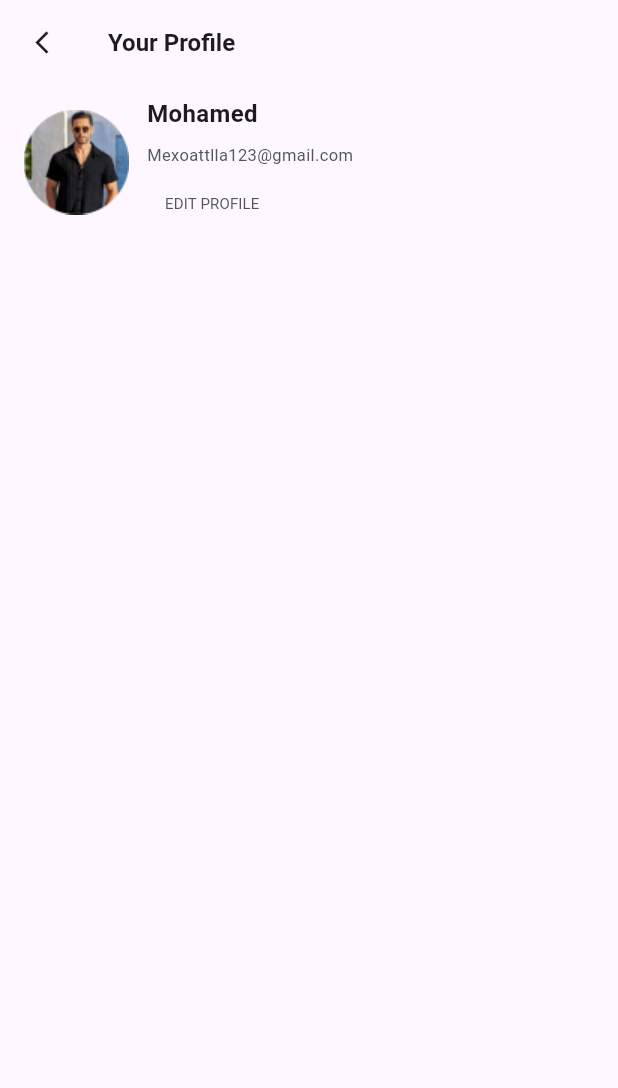
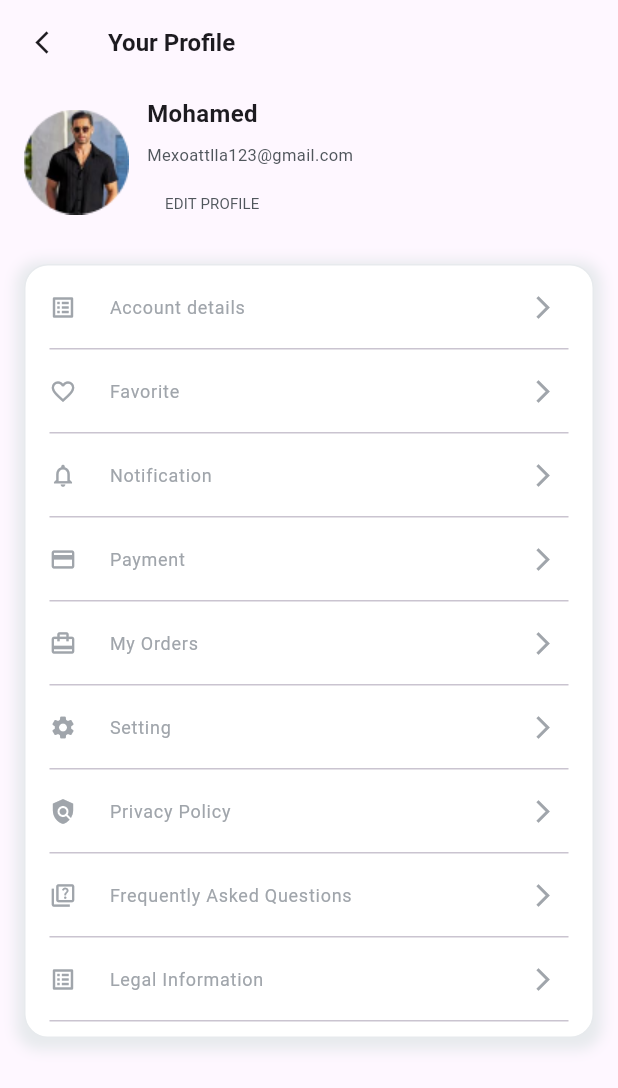
Before and after one commit to Mohamed123-r/clothes_shop, a Flutter app: the AccountView screen opened directly, on a phone screen of 412 x 824 dp. Shown: the top 1088 px of the screen. Run offline on Flutter 3.47's test engine with Material 3 defaults, Android fonts, the phone set to English and light mode, and no system bars; our stand-ins replace carousel_slider, easy_splash_screen, flutter_svg, shared_preferences; accounts and stored records are empty.

Commit message:
Add ListViewSection component to account view and implement account details list
- Introduce `ListViewSection` widget with a list of account options.
- Update `AccountView` to use `ListViewSection` within a scrollable view.
- Include necessary imports and styling for the new section.

```diff
--- a/lib/features/profile/presentation/view/account_view.dart
+++ b/lib/features/profile/presentation/view/account_view.dart
@@ -1,7 +1,11 @@
+import 'package:clothes_shop_app/constants.dart';
+import 'package:clothes_shop_app/core/utils/styles.dart';
 import 'package:clothes_shop_app/core/widgets/custom_app_bar.dart';
 import 'package:flutter/material.dart';
 
+import 'widgets/account_list_tile_item.dart';
 import 'widgets/account_section.dart';
+import 'widgets/list_view_section.dart';
 
 class AccountView extends StatelessWidget {
   const AccountView({super.key});
@@ -10,8 +14,13 @@ class AccountView extends StatelessWidget {
   Widget build(BuildContext context) {
     return Scaffold(
         appBar: customAppbar(context, title: 'Your Profile'),
-        body: const Column(
-          children: [AccountSection()],
+        body: const SingleChildScrollView(
+          child: Column(
+            children: [
+              AccountSection(),
+              ListViewSection(),
+            ],
+          ),
         ));
   }
 }
--- /dev/null
+++ b/lib/features/profile/presentation/view/widgets/list_view_section.dart
@@ -0,0 +1,127 @@
+import 'package:clothes_shop_app/constants.dart';
+import 'package:flutter/material.dart';
+
+import 'account_list_tile_item.dart';
+
+class ListViewSection extends StatelessWidget {
+  const ListViewSection({
+    super.key,
+  });
+
+  @override
+  Widget build(BuildContext context) {
+    return Container(
+      margin: const EdgeInsets.all(16),
+      decoration:BoxDecoration(
+        borderRadius: BorderRadius.circular(16),
+        color: kWhiteColor,
+        border: Border.all(color: kLightGreyColor),
+        boxShadow: const [
+          BoxShadow(
+            color: kLightGreyColor,
+            spreadRadius: 5,
+            blurRadius: 7,
+            offset: Offset(0, 3), // changes position of shadow
+          ),
+        ],
+      ),
+      child: const Column(
+        children: [
+          AccountListTileItem(
+            title: 'Account details',
+            icon: Icons.list_alt,
+          ),
+          Padding(
+            padding: EdgeInsets.symmetric(horizontal: 16.0),
+            child: Divider(
+              height: 0,
+            ),
+          ),
+          AccountListTileItem(
+            title: 'Favorite',
+            icon: Icons.favorite_border,
+          ),
+          Padding(
+            padding: EdgeInsets.symmetric(horizontal: 16.0),
+            child: Divider(
+              height: 0,
+            ),
+          ),
+          AccountListTileItem(
+            title: 'Notification',
+            icon: Icons.notifications_none,
+          ),
+          Padding(
+            padding: EdgeInsets.symmetric(horizontal: 16.0),
+            child: Divider(
+              height: 0,
+            ),
+          ),
+          AccountListTileItem(
+            title: 'Payment',
+            icon: Icons.payment_outlined,
+          ),
+          Padding(
+            padding: EdgeInsets.symmetric(horizontal: 16.0),
+            child: Divider(
+              height: 0,
+            ),
+          ),
+          AccountListTileItem(
+            title: 'My Orders',
+            icon: Icons.card_travel,
+          ),
+          Padding(
+            padding: EdgeInsets.symmetric(horizontal: 16.0),
+            child: Divider(
+              height: 0,
+            ),
+          ),
+          AccountListTileItem(
+            title: 'Setting',
+            icon: Icons.settings,
+          ),
+          Padding(
+            padding: EdgeInsets.symmetric(horizontal: 16.0),
+            child: Divider(
+              height: 0,
+            ),
+          ),
+          AccountListTileItem(
+            title: 'Privacy Policy',
+            icon: Icons.policy,
+          ),
+          Padding(
+            padding: EdgeInsets.symmetric(horizontal: 16.0),
+            child: Divider(
+              height: 0,
+            ),
+          ),
+          AccountListTileItem(
+            title: 'Frequently Asked Questions',
+            icon: Icons.quiz_outlined,
+          ),
+          Padding(
+            padding: EdgeInsets.symmetric(horizontal: 16.0),
+            child: Divider(
+              height: 0,
+            ),
+          ),
+          AccountListTileItem(
+            title: 'Legal Information',
+            icon: Icons.list_alt,
+          ),
+          Padding(
+            padding: EdgeInsets.symmetric(horizontal: 16.0),
+            child: Divider(
+              height: 0,
+            ),
+          ),
+          SizedBox(
+            height: 10,
+          )
+        ],
+      ),
+    );
+  }
+}
```
